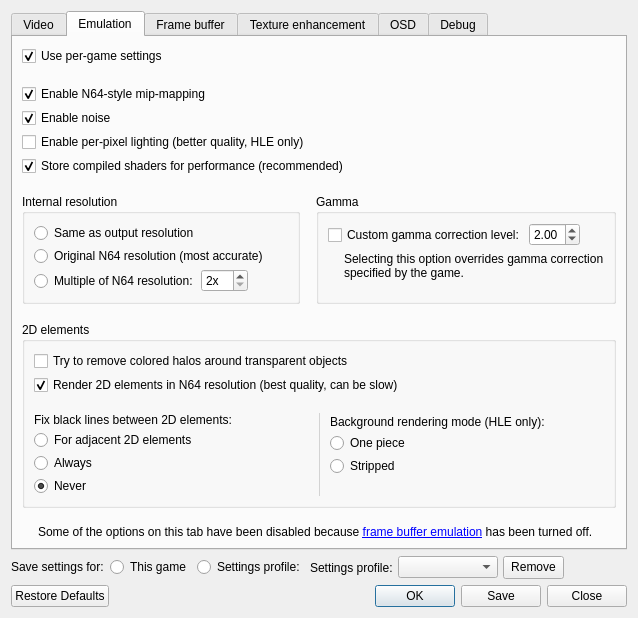
First picture: the form in mupen64plus-video-gliden64/upstream/src/GLideNUI/configDialog.ui, repository mupen64plus-ae/mupen64plus-ae, before the edit.
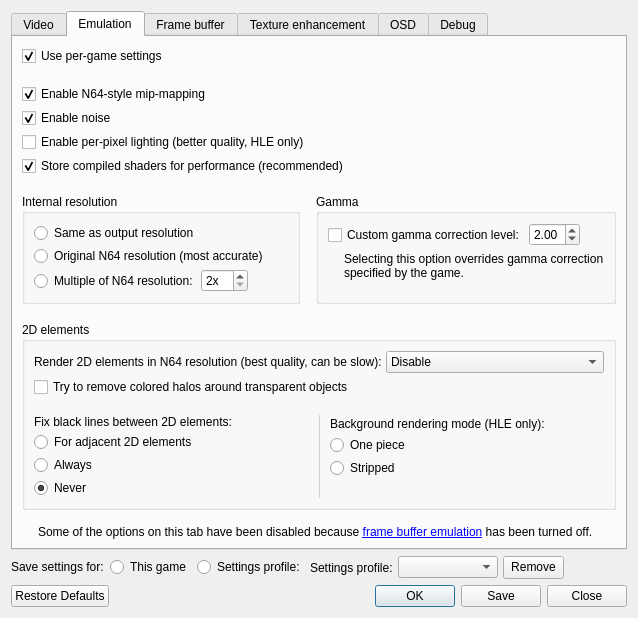
Second picture: the form after the edit. The open tabs and pages were chosen to show the change. Icons and pictures are not drawn.

```diff
--- a/mupen64plus-video-gliden64/upstream/src/GLideNUI/configDialog.ui
+++ b/mupen64plus-video-gliden64/upstream/src/GLideNUI/configDialog.ui
@@ -1419,6 +1419,42 @@
               <property name="bottomMargin">
                <number>0</number>
               </property>
+              <item>
+               <layout class="QHBoxLayout" name="nativeRes2Dlayout">
+                <item>
+                 <widget class="QLabel" name="nativeRes2DLabel">
+                  <property name="toolTip">
+                   <string>&lt;html&gt;&lt;head/&gt;&lt;body&gt;&lt;p&gt;When checked, 2D elements are rendered at the N64s resolution before copying them to output. This usually eliminates display issues with 2D elements, but it can be slow. This option uses heuristics to detect adjacent 2D elements that doesn't work for every game.&lt;/p&gt;&lt;p&gt;[Recommended: &lt;span style=&quot; font-style:italic;&quot;&gt;Checked, unless you have performance problems&lt;/span&gt;]&lt;/p&gt;&lt;/body&gt;&lt;/html&gt;</string>
+                  </property>
+                  <property name="text">
+                   <string>Render 2D elements in N64 resolution (best quality, can be slow):</string>
+                  </property>
+                 </widget>
+                </item>
+                <item>
+                 <widget class="QComboBox" name="nativeRes2DComboBox">
+                  <property name="toolTip">
+                   <string>&lt;html&gt;&lt;head/&gt;&lt;body&gt;&lt;p&gt;When checked, 2D elements are rendered at the N64s resolution before copying them to output. This usually eliminates display issues with 2D elements, but it can be slow. This option uses heuristics to detect adjacent 2D elements that doesn't work for every game.&lt;/p&gt;&lt;p&gt;[Recommended: &lt;span style=&quot; font-style:italic;&quot;&gt;Checked, unless you have performance problems&lt;/span&gt;]&lt;/p&gt;&lt;/body&gt;&lt;/html&gt;</string>
+                  </property>
+                  <item>
+                   <property name="text">
+                    <string>Disable</string>
+                   </property>
+                  </item>
+                  <item>
+                   <property name="text">
+                    <string>Enable optimized</string>
+                   </property>
+                  </item>
+                  <item>
+                   <property name="text">
+                    <string>Enable unoptimized</string>
+                   </property>
+                  </item>
+                 </widget>
+                </item>
+               </layout>
+              </item>
               <item>
                <widget class="QCheckBox" name="halosRemovalCheckBox">
                 <property name="text">
@@ -1426,19 +1462,6 @@
                 </property>
                </widget>
               </item>
-              <item>
-               <widget class="QCheckBox" name="nativeRes2D_checkBox">
-                <property name="toolTip">
-                 <string>&lt;html&gt;&lt;head/&gt;&lt;body&gt;&lt;p&gt;When checked, 2D elements are rendered at the N64s resolution before copying them to output. This usually eliminates display issues with 2D elements, but it can be slow. This option uses heuristics to detect adjacent 2D elements that doesn't work for every game.&lt;/p&gt;&lt;p&gt;[Recommended: &lt;span style=&quot; font-style:italic;&quot;&gt;Checked, unless you have performance problems&lt;/span&gt;]&lt;/p&gt;&lt;/body&gt;&lt;/html&gt;</string>
-                </property>
-                <property name="text">
-                 <string extracomment="2D elements, formerly labelled texrects, are usually used for title screens or HUDs">Render 2D elements in N64 resolution (best quality, can be slow)</string>
-                </property>
-                <property name="checked">
-                 <bool>true</bool>
-                </property>
-               </widget>
-              </item>
              </layout>
             </item>
             <item>
```
Left out of the diff: 16 changed lines with no effect on the pictures.
